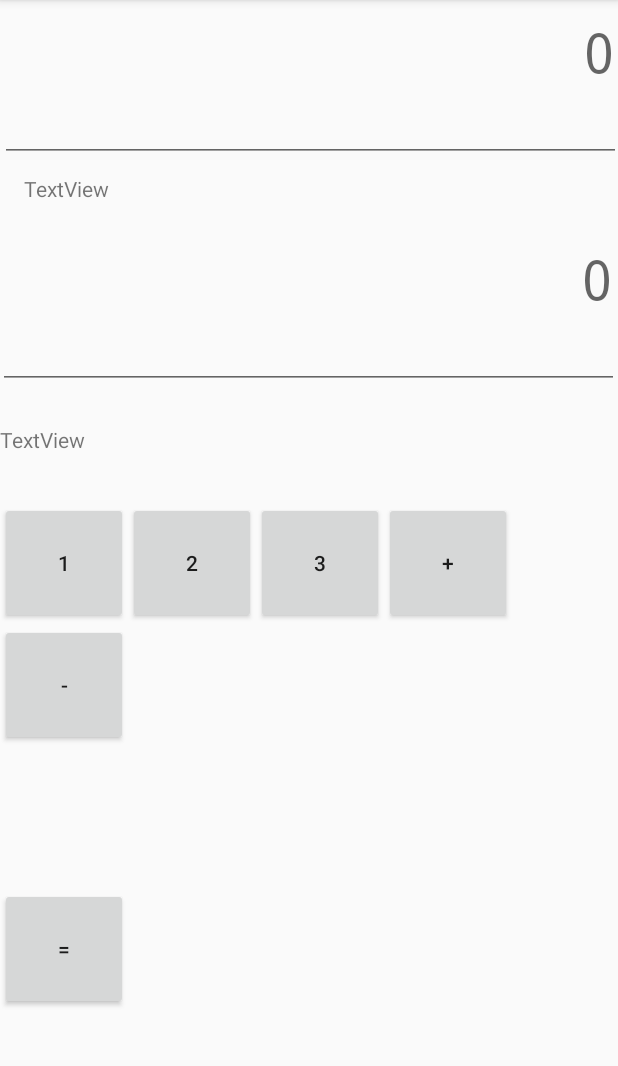
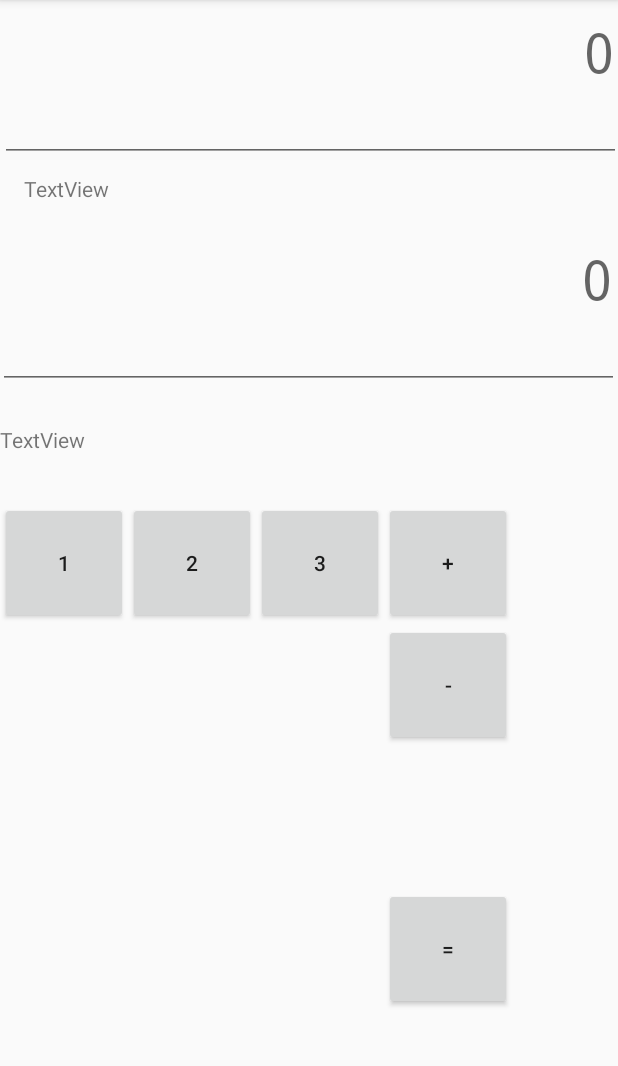
Before and after one commit to erickvalles/Calculadora, an Android app: the screen it shows after launch (MainActivity), on a phone screen of 412 x 824 dp, the part 84-1150 px from its top. Run offline under Robolectric (Android 15) with nearby library versions, the phone set to English and light mode, and no system bars.

Commit message:
Se añadió una restricción más

```diff
--- a/app/src/main/res/layout/activity_main.xml
+++ b/app/src/main/res/layout/activity_main.xml
@@ -83,8 +83,8 @@
         android:layout_width="85dp"
         android:layout_height="81dp"
         android:text="-"
-        app:layout_constraintTop_toBottomOf="@+id/btnPlus"
-        tools:layout_editor_absoluteX="255dp" />
+        app:layout_constraintEnd_toEndOf="@+id/btnPlus"
+        app:layout_constraintTop_toBottomOf="@+id/btnPlus" />
 
     <Button
         android:id="@+id/btnIgual"
@@ -92,8 +92,8 @@
         android:layout_height="81dp"
         android:text="="
         app:layout_constraintBottom_toBottomOf="parent"
-        app:layout_constraintTop_toBottomOf="@+id/btnMinus"
-        tools:layout_editor_absoluteX="255dp" />
+        app:layout_constraintEnd_toEndOf="@+id/btnMinus"
+        app:layout_constraintTop_toBottomOf="@+id/btnMinus" />
 
     <TextView
         android:id="@+id/tvOperacion"
```
